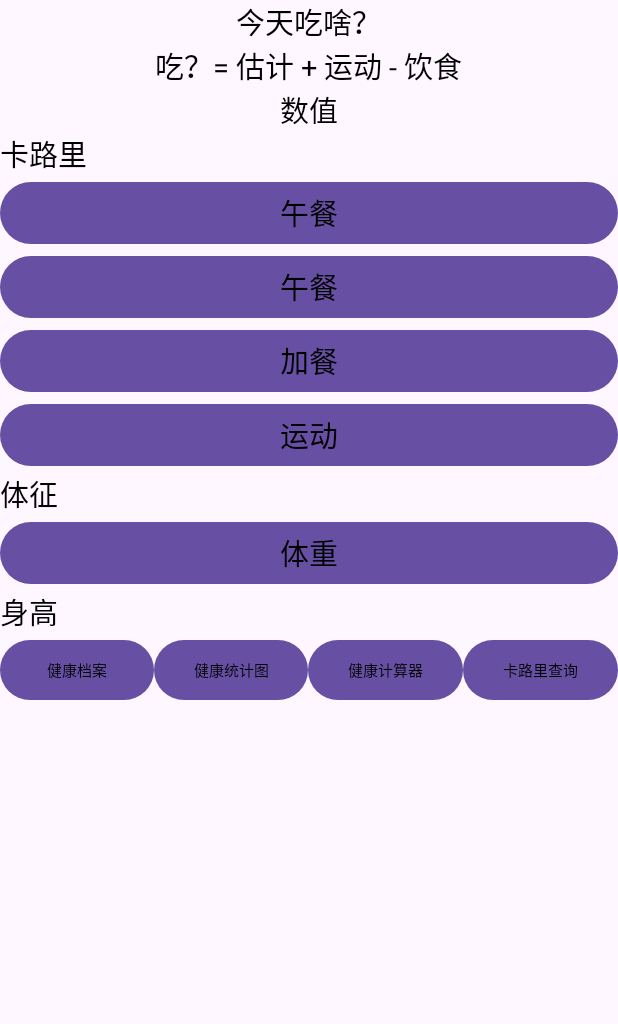
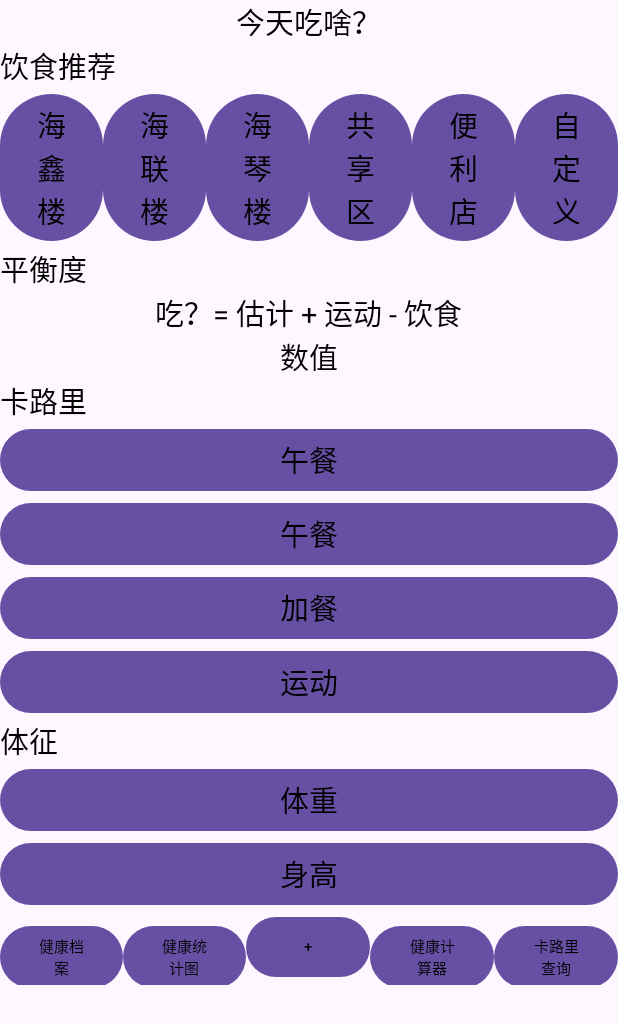
Before and after one commit to JessiPan/EatToLife, an Android app: the GeRenZX screen opened directly, with no data from a screen before it, on a phone screen of 412 x 824 dp. Shown: the top 1024 px of the screen. Run offline under Robolectric (Android 15) with nearby library versions, the phone set to English and light mode, and no system bars.

Commit message:
海鑫楼

```diff
--- a/EatToLife/app/src/main/res/layout/activity_ge_ren_zx.xml
+++ b/EatToLife/app/src/main/res/layout/activity_ge_ren_zx.xml
@@ -3,7 +3,6 @@
     android:layout_width="match_parent"
     android:layout_height="match_parent"
     android:orientation="vertical">
-
     <TextView
         android:layout_width="wrap_content"
         android:layout_height="wrap_content"
@@ -12,10 +11,78 @@
         android:textColor="#000000"
         android:textSize="19sp" />
 
+    <TextView
+        android:layout_width="wrap_content"
+        android:layout_height="wrap_content"
+        android:text="饮食推荐"
+        android:textColor="#000000"
+        android:textSize="19sp" />
+
+    <LinearLayout
+        android:layout_width="match_parent"
+        android:layout_height="wrap_content"
+        android:orientation="horizontal">
+
+        <Button
+            android:layout_width="0dp"
+            android:layout_height="wrap_content"
+            android:layout_weight="1"
+            android:text="海鑫楼"
+            android:textColor="#000000"
+            android:textSize="19sp" />
+
+        <Button
+            android:layout_width="0dp"
+            android:layout_height="wrap_content"
+            android:layout_weight="1"
+            android:text="海联楼"
+            android:textColor="#000000"
+            android:textSize="19sp" />
+
+        <Button
+            android:layout_width="0dp"
+            android:layout_height="wrap_content"
+            android:layout_weight="1"
+            android:text="海琴楼"
+            android:textColor="#000000"
+            android:textSize="19sp" />
+
+        <Button
+            android:layout_width="0dp"
+            android:layout_height="wrap_content"
+            android:layout_weight="1"
+            android:text="共享区"
+            android:textColor="#000000"
+            android:textSize="19sp" />
+
+        <Button
+            android:layout_width="0dp"
+            android:layout_height="wrap_content"
+            android:layout_weight="1"
+            android:text="便利店"
+            android:textColor="#000000"
+            android:textSize="19sp" />
+
+        <Button
+            android:layout_width="0dp"
+            android:layout_height="wrap_content"
+            android:layout_weight="1"
+            android:text="自定义"
+            android:textColor="#000000"
+            android:textSize="19sp" />
+    </LinearLayout>
+
     <LinearLayout
         android:layout_width="match_parent"
         android:layout_height="wrap_content"
         android:orientation="vertical">
+
+        <TextView
+            android:layout_width="match_parent"
+            android:layout_height="wrap_content"
+            android:text="平衡度"
+            android:textColor="#000000"
+            android:textSize="19sp" />
 
         <TextView
             android:layout_width="wrap_content"
@@ -94,7 +161,7 @@
             android:textColor="#000000"
             android:textSize="19sp" />
 
-        <TextView
+        <Button
             android:layout_width="match_parent"
             android:layout_height="wrap_content"
             android:text="身高"
@@ -130,6 +197,14 @@
             android:layout_width="0dp"
             android:layout_height="wrap_content"
             android:layout_weight="1"
+            android:text="+"
+            android:textColor="#000000"
+            android:textSize="10sp" />
+
+        <Button
+            android:layout_width="0dp"
+            android:layout_height="wrap_content"
+            android:layout_weight="1"
             android:text="健康计算器"
             android:textColor="#000000"
             android:textSize="10sp" />
```
Also changed, not shown: EatToLife/app/src/main/AndroidManifest.xml (+9 -0 lines), EatToLife/app/src/main/java/com/example/eattolife/DuanXinYZ.java (added, +14 -0 lines), EatToLife/app/src/main/java/com/example/eattolife/MiMaYZ.java (added, +14 -0 lines), EatToLife/app/src/main/java/com/example/eattolife/YinShiTJ.java (added, +14 -0 lines), EatToLife/app/src/main/res/layout/activity_duan_xin_yz.xml (added, +84 -0 lines), EatToLife/app/src/main/res/layout/activity_mi_ma_yz.xml (added, +77 -0 lines), EatToLife/app/src/main/res/layout/activity_yin_shi_tj.xml (added, +66 -0 lines), EatToLife/app/src/main/res/drawable/snow.jpg (added).
